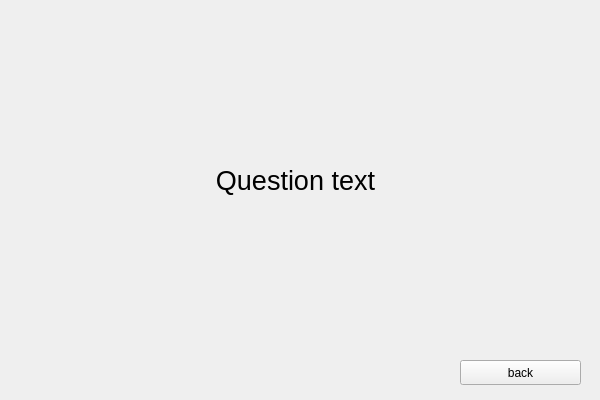
Qt form src/gui/question.ui (michalhuras/tutor) before a commit.
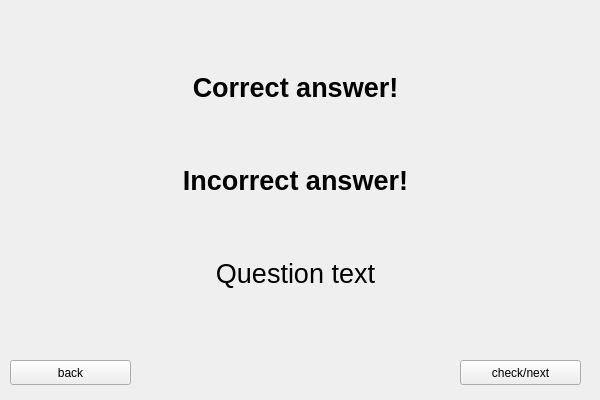
The same form after that commit.

Commit message: WIP: quiz and question draft

Diff of the .ui file:
```diff
--- a/src/gui/question.ui
+++ b/src/gui/question.ui
@@ -22,7 +22,59 @@
      <height>321</height>
     </rect>
    </property>
-   <layout class="QVBoxLayout" name="answers_layout">
+   <layout class="QVBoxLayout" name="main_layout">
+    <item>
+     <widget class="QLabel" name="correct_answer_lbl">
+      <property name="enabled">
+       <bool>true</bool>
+      </property>
+      <property name="maximumSize">
+       <size>
+        <width>16777215</width>
+        <height>40</height>
+       </size>
+      </property>
+      <property name="font">
+       <font>
+        <pointsize>20</pointsize>
+        <weight>75</weight>
+        <bold>true</bold>
+       </font>
+      </property>
+      <property name="text">
+       <string>Correct answer!</string>
+      </property>
+      <property name="alignment">
+       <set>Qt::AlignCenter</set>
+      </property>
+     </widget>
+    </item>
+    <item>
+     <widget class="QLabel" name="incorrect_answer_lbl">
+      <property name="enabled">
+       <bool>true</bool>
+      </property>
+      <property name="maximumSize">
+       <size>
+        <width>16777215</width>
+        <height>40</height>
+       </size>
+      </property>
+      <property name="font">
+       <font>
+        <pointsize>20</pointsize>
+        <weight>75</weight>
+        <bold>true</bold>
+       </font>
+      </property>
+      <property name="text">
+       <string>Incorrect answer!</string>
+      </property>
+      <property name="alignment">
+       <set>Qt::AlignCenter</set>
+      </property>
+     </widget>
+    </item>
     <item>
      <widget class="QLabel" name="question_text_lbl">
       <property name="maximumSize">
@@ -44,12 +96,15 @@
       </property>
      </widget>
     </item>
+    <item>
+     <layout class="QVBoxLayout" name="answers_layout"/>
+    </item>
    </layout>
   </widget>
   <widget class="QPushButton" name="back_btn">
    <property name="geometry">
     <rect>
-     <x>460</x>
+     <x>10</x>
      <y>360</y>
      <width>121</width>
      <height>25</height>
@@ -59,6 +114,19 @@
     <string>back</string>
    </property>
   </widget>
+  <widget class="QPushButton" name="check_next_btn">
+   <property name="geometry">
+    <rect>
+     <x>460</x>
+     <y>360</y>
+     <width>121</width>
+     <height>25</height>
+    </rect>
+   </property>
+   <property name="text">
+    <string>check/next</string>
+   </property>
+  </widget>
  </widget>
  <resources/>
  <connections/>
```
The commit also changes 4 other files.
